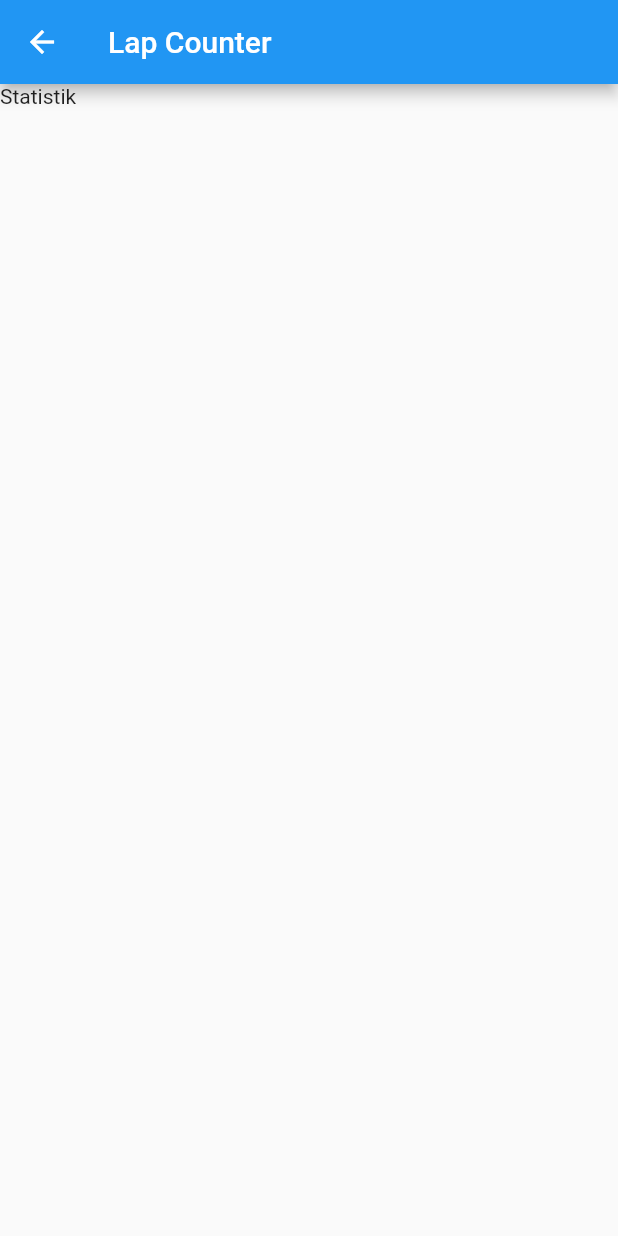
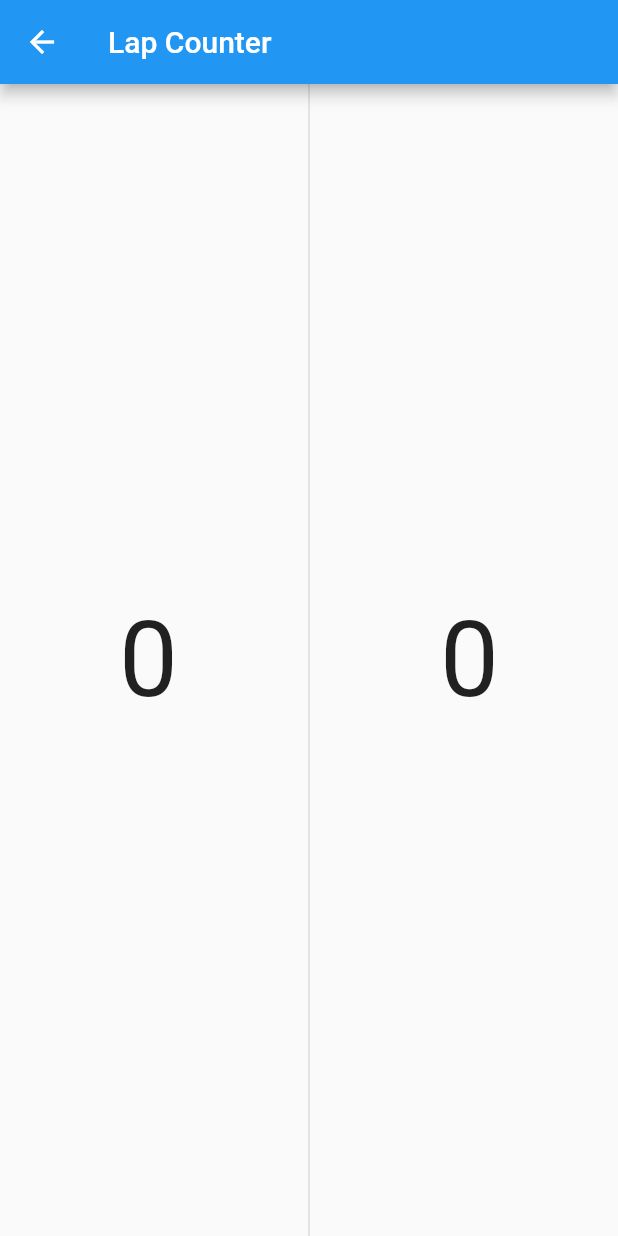
Before and after one commit to bemain/marklin_client, a Flutter app: the LapCounterScreen screen opened directly, on a phone screen of 412 x 824 dp. Run offline on Flutter 3.47's test engine with Material 2 defaults, Android fonts, the phone set to English and light mode, and no system bars; our stand-ins replace flutter_blue; statements that could not run were skipped.

Commit message:
Add lapViewers to LapCounter

```diff
--- a/lib/lap_counter.dart
+++ b/lib/lap_counter.dart
@@ -11,13 +11,25 @@ class LapCounterScreen extends StatefulWidget {
 }
 
 class LapCounterScreenState extends State<LapCounterScreen> {
+  List<int> laps = [0, 0];
+
   @override
   Widget build(BuildContext context) {
     return Scaffold(
         appBar: AppBar(
           title: Text("Lap Counter"),
         ),
-        body: Text("Statistik"));
+        body: Row(
+          //direction: Axis.horizontal,
+          mainAxisAlignment: MainAxisAlignment.spaceEvenly,
+          children: [
+            _lapViewer(0),
+            VerticalDivider(
+              thickness: 1.0,
+            ),
+            _lapViewer(1),
+          ],
+        ));
   }
 
   @override
@@ -26,4 +38,11 @@ class LapCounterScreenState extends State<LapCounterScreen> {
 
     widget.device.disconnect();
   }
+
+  Widget _lapViewer(int carIndex) {
+    return Text(
+      "${laps[carIndex]}",
+      textScaleFactor: 5.0,
+    );
+  }
 }
--- a/lib/main.dart
+++ b/lib/main.dart
@@ -1,5 +1,6 @@
 import 'package:flutter/material.dart';
 import 'package:marklin_bluetooth/find_devices.dart';
+import 'package:marklin_bluetooth/lap_counter.dart';
 
 void main() {
   runApp(MyApp());
```
